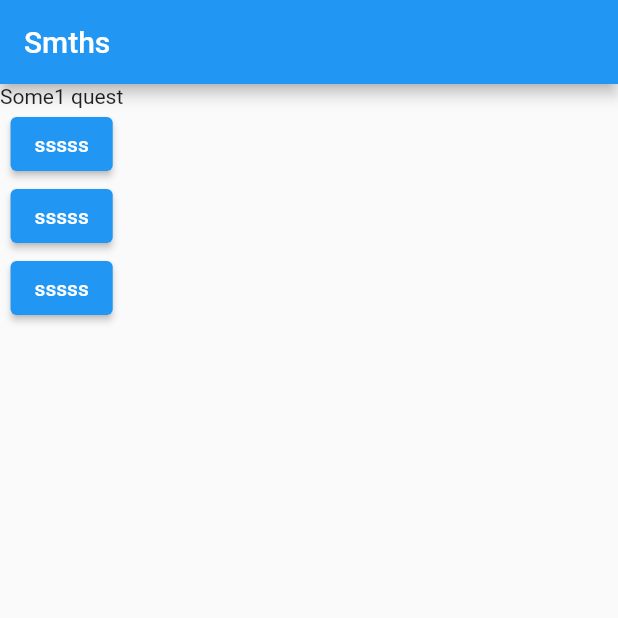
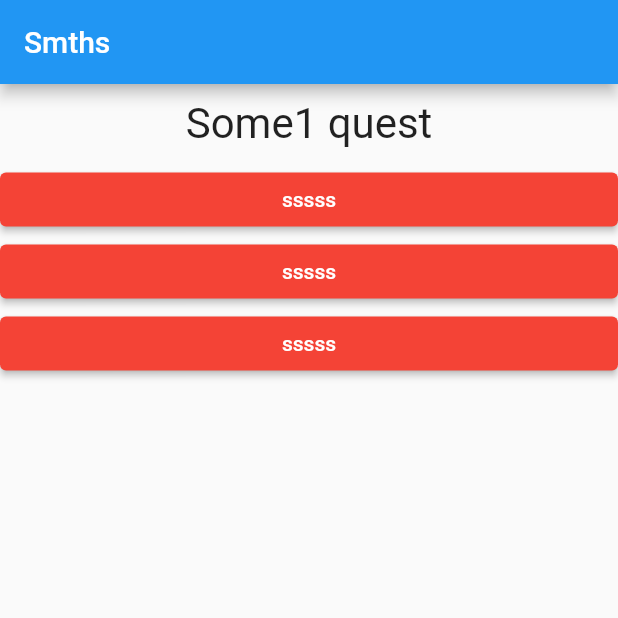
Before and after one commit to KrolArthur/flutter_quiz_app, a Flutter app: the screen it shows after launch, on a phone screen of 412 x 824 dp, the top half of it. Run offline on Flutter 3.47's test engine with Material 2 defaults, Android fonts, the phone set to English and light mode, and no system bars.

Commit message:
answers widget in progress

```diff
--- /dev/null
+++ b/quiz_app/quiz_app/lib/answer.dart
@@ -0,0 +1,18 @@
+import 'package:flutter/material.dart';
+
+class Answer extends StatelessWidget {
+  final VoidCallback selectHandler;
+  Answer(this.selectHandler);
+
+  @override
+  Widget build(BuildContext context) {
+    return Container(
+      width: double.infinity,
+      child: ElevatedButton(
+          style: ButtonStyle(
+            backgroundColor: MaterialStateProperty.all(Colors.red),
+          ),
+          onPressed: selectHandler, child: Text('sssss')),
+    );
+  }
+}
--- a/quiz_app/quiz_app/lib/main.dart
+++ b/quiz_app/quiz_app/lib/main.dart
@@ -1,5 +1,6 @@
 import 'package:flutter/material.dart';
 import 'package:quiz_app/question.dart';
+import 'package:quiz_app/answer.dart';
 
 void main() => runApp(MyApp());
 
@@ -29,9 +30,9 @@ class myAppState extends State<MyApp> {
       appBar: AppBar(title: Text('Smths'),),
       body: Column(children: [
         Question(questions[questionIndex]),
-        ElevatedButton(onPressed: answerQuestion, child: Text('sssss')),
-        ElevatedButton(onPressed: answerQuestion, child: Text('sssss')),
-        ElevatedButton(onPressed: answerQuestion, child: Text('sssss')),
+        Answer(answerQuestion),
+        Answer(answerQuestion),
+        Answer(answerQuestion),
       ],)
       ),
     );
--- a/quiz_app/quiz_app/lib/question.dart
+++ b/quiz_app/quiz_app/lib/question.dart
@@ -6,6 +6,14 @@ class Question extends StatelessWidget {
 
   @override
   Widget build(BuildContext context) {
-    return Text(questionText);
+    return Container(
+      width: double.infinity,
+      margin: EdgeInsets.all(10),
+      child: Text(
+        questionText,
+        style: TextStyle(fontSize: 28),
+        textAlign: TextAlign.center,
+      ),
+    );
   }
 }
```
